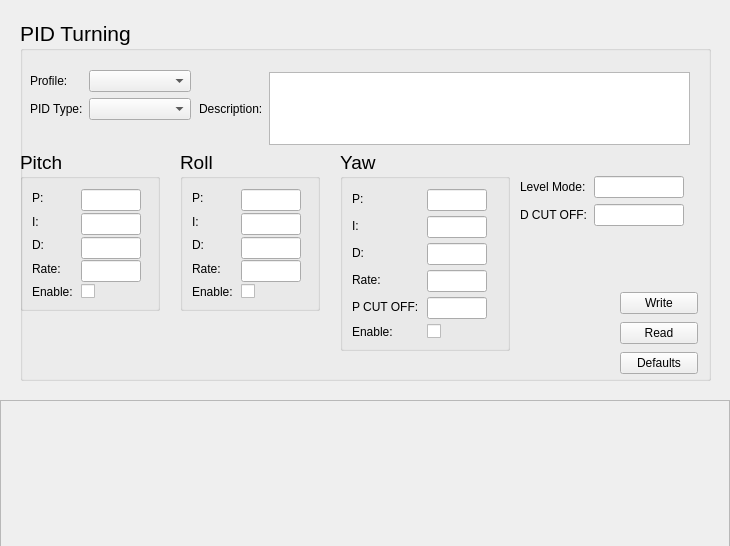
Qt form src/uavconfig.ui (nlbtuyen/ConfigurationGCS) before a commit.
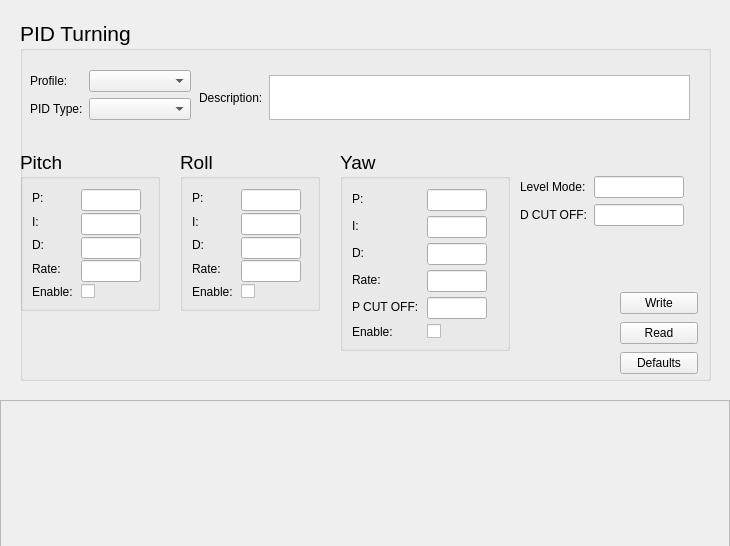
The same form after that commit. The open tabs and pages were chosen to show the change. Icons and pictures are not drawn.

Commit message: hide 3D model

```diff
--- a/src/uavconfig.ui
+++ b/src/uavconfig.ui
@@ -5215,7 +5215,7 @@
          <x>179</x>
          <y>22</y>
          <width>491</width>
-         <height>73</height>
+         <height>51</height>
         </rect>
        </property>
        <layout class="QHBoxLayout" name="horizontalLayout">
@@ -5234,6 +5234,18 @@
         </item>
         <item>
          <widget class="QPlainTextEdit" name="plainTextEdit">
+          <property name="minimumSize">
+           <size>
+            <width>417</width>
+            <height>45</height>
+           </size>
+          </property>
+          <property name="maximumSize">
+           <size>
+            <width>16777215</width>
+            <height>45</height>
+           </size>
+          </property>
           <property name="font">
            <font>
             <family>Arial</family>
```
Left out of the diff: 6 changed lines with no effect on the pictures. The commit also changes 2 other files.
